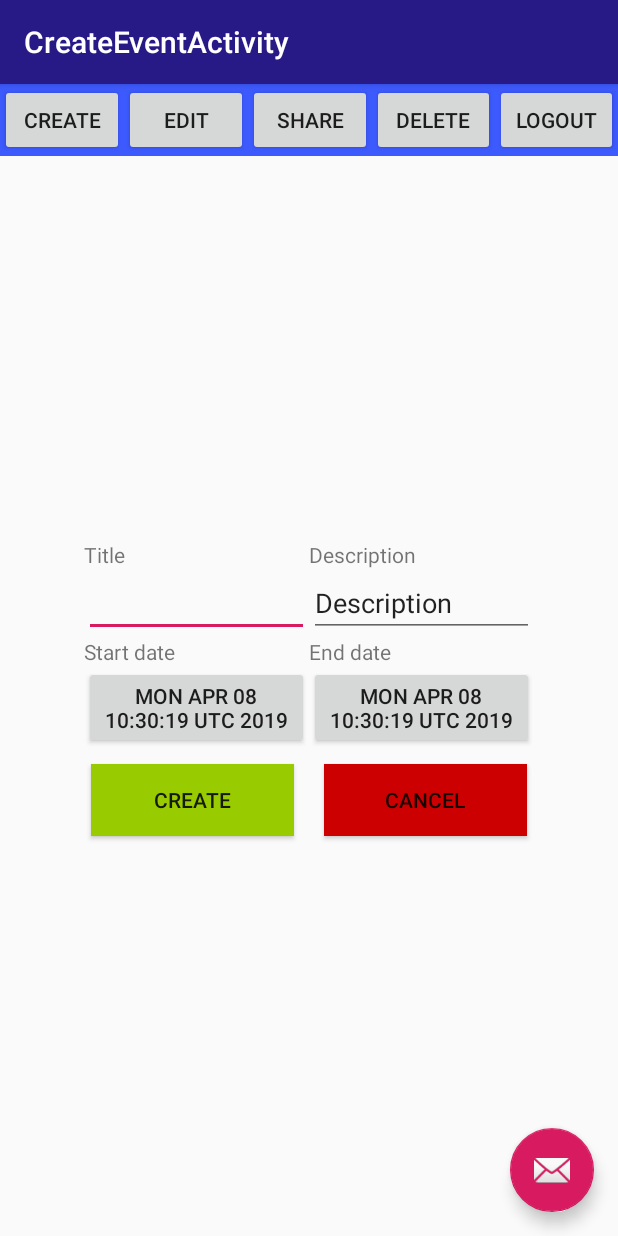
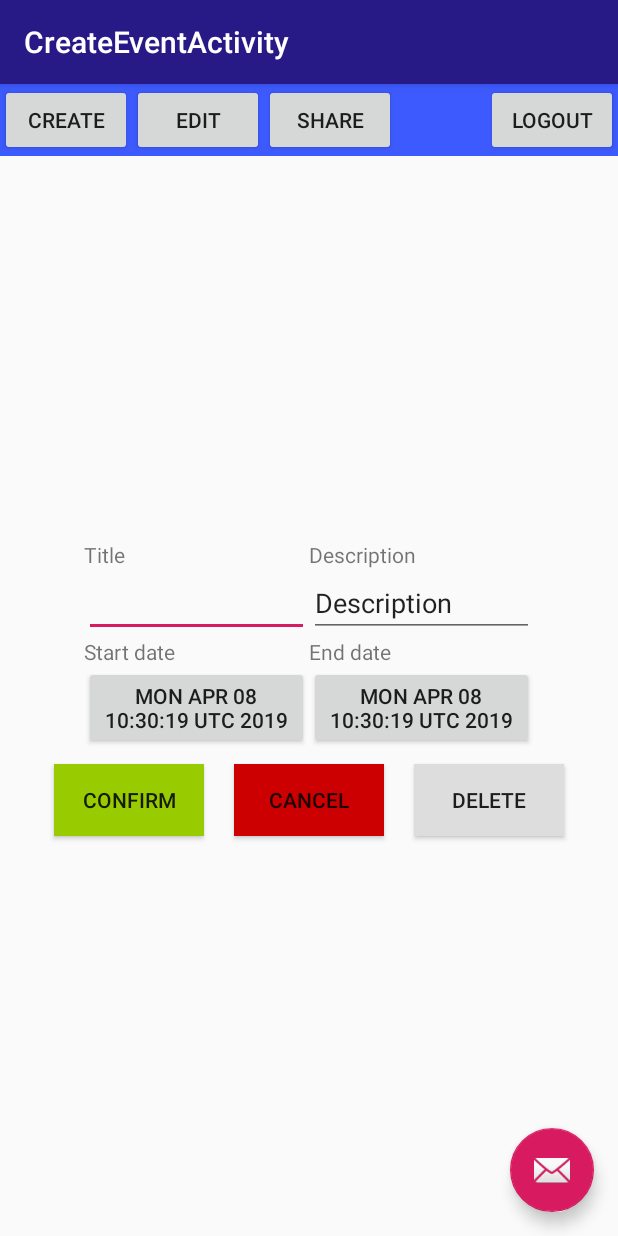
Before and after one commit to atlimp/es-go, an Android app: the CreateEventActivity screen opened directly, with no data from a screen before it, on a phone screen of 412 x 824 dp. Run offline under Robolectric (Android 15) with nearby library versions, the phone set to English and light mode, and no system bars; 1 statement that could not run was skipped.

Commit message:
deeeeeelete 	modified:   ExcecutiveSchedulerGO/app/src/main/java/com/example/Connection/Connection.java 	modified:   ExcecutiveSchedulerGO/app/src/main/java/com/example/excecutiveschedulergo/CreateEventActivity.java 	modified:   ExcecutiveSchedulerGO/app/src/main/java/com/example/excecutiveschedulergo/Toolbar.java 	modified:   ExcecutiveSchedulerGO/app/src/main/res/layout-land/content_create_event.xml 	modified:   ExcecutiveSchedulerGO/app/src/main/res/layout-land/toolbar.xml 	modified:   ExcecutiveSchedulerGO/app/src/main/res/layout/content_create_event.xml 	modified:   ExcecutiveSchedulerGO/app/src/main/res/layout/toolbar.xml 	modified:   ExcecutiveSchedulerGO/app/src/main/res/values/strings.xml

```diff
--- a/ExcecutiveSchedulerGO/app/src/main/java/com/example/Connection/Connection.java
+++ b/ExcecutiveSchedulerGO/app/src/main/java/com/example/Connection/Connection.java
@@ -134,8 +134,8 @@ public class Connection {
     }
 
     public void deleteEvent(Event event, String token, Callback c) {
-        String endPoint = "/event/" + event.getId();
-        this.post(endPoint, token, c);
+        String endPoint = "/event/" + event.getId() + "/delete/";
+        this.delete(endPoint, token, c);
     }
 
     public void getEvents(Date startDate, Date endDate, String token, Callback c) {
--- a/ExcecutiveSchedulerGO/app/src/main/java/com/example/excecutiveschedulergo/CreateEventActivity.java
+++ b/ExcecutiveSchedulerGO/app/src/main/java/com/example/excecutiveschedulergo/CreateEventActivity.java
@@ -28,6 +28,7 @@ public class CreateEventActivity extends AppCompatActivity {
 
     private Button mButton;
     private Button mCancel;
+    private Button mDelete;
 
     private EditText mTitle;
     private EditText mDescription;
@@ -180,8 +181,9 @@ public class CreateEventActivity extends AppCompatActivity {
 
         //mEndDate = findViewById(R.id.create_endDate);
 
-        mButton = findViewById(R.id.create_button);
+        mButton = findViewById(R.id.confirm_button);
         mCancel = findViewById(R.id.cancel_button);
+        mDelete  = findViewById(R.id.delete_button);
 
         mCancel.setOnClickListener(new View.OnClickListener() {
             @Override
@@ -210,6 +212,14 @@ public class CreateEventActivity extends AppCompatActivity {
                         finish();
                         break;
                 }
+            }
+        });
+
+        mDelete.setOnClickListener(new View.OnClickListener() {
+            @Override
+            public void onClick(View v) {
+                Log.v("Delete Event","");
+                deleteEvent();
             }
         });
 
--- a/ExcecutiveSchedulerGO/app/src/main/java/com/example/excecutiveschedulergo/Toolbar.java
+++ b/ExcecutiveSchedulerGO/app/src/main/java/com/example/excecutiveschedulergo/Toolbar.java
@@ -13,14 +13,13 @@ public class Toolbar {
 
     private Activity    activity;
     public  Event       event;
-    public  Button      mCreate, mEdit, mShare, mLogout, mDelete;
+    public  Button      mCreate, mEdit, mShare, mLogout;
 
     public Toolbar(Activity _activity){
         mCreate  = _activity.findViewById(R.id.create_event);
         mEdit    = _activity.findViewById(R.id.edit_event);
         mShare   = _activity.findViewById(R.id.share_event);
         mLogout  = _activity.findViewById(R.id.logout);
-        mDelete  = _activity.findViewById(R.id.delete_event);
         activity = _activity;
         setListeners();
     }
@@ -30,13 +29,11 @@ public class Toolbar {
         mEdit    = _activity.findViewById(R.id.edit_event);
         mShare   = _activity.findViewById(R.id.share_event);
         mLogout  = _activity.findViewById(R.id.logout);
-        mDelete  = _activity.findViewById(R.id.delete_event);
         activity = _activity;
 
         mCreate.setVisibility(View.GONE);
         mEdit.setVisibility(View.GONE);
         mShare.setVisibility(View.GONE);
-        mDelete.setVisibility(View.GONE);
 
 
         setListeners();
@@ -110,18 +107,5 @@ public class Toolbar {
             }
         });
 
-        mDelete.setOnClickListener( new View.OnClickListener(){
-            @Override
-            public void onClick(View v){
-                Context context = activity.getApplicationContext();
-                if(event == null) {
-                    Toast toast = Toast.makeText(context, "Please select an event", Toast.LENGTH_SHORT);
-                    toast.show();
-                    return;
-                }
-                // hmm, tharf ad tengja thetta einhvernveignn vid createEventActivity
-            }
-        });
-
     }
 }
--- a/ExcecutiveSchedulerGO/app/src/main/res/layout-land/content_create_event.xml
+++ b/ExcecutiveSchedulerGO/app/src/main/res/layout-land/content_create_event.xml
@@ -12,7 +12,9 @@
     <LinearLayout
         android:layout_width="match_parent"
         android:layout_height="match_parent"
-        android:orientation="vertical">
+        android:orientation="vertical"
+        tools:layout_editor_absoluteX="16dp"
+        tools:layout_editor_absoluteY="41dp">
 
         <include layout="@layout/toolbar" />
 
@@ -160,21 +162,31 @@
 
 
                 <Button
-                    android:id="@+id/create_button"
+                    android:id="@+id/confirm_button"
                     android:background="@android:color/holo_green_light"
-                    android:layout_width="135dp"
+                    android:layout_width="100dp"
                     android:layout_height="wrap_content"
                     android:layout_margin="10dp"
-                    android:text="@string/create" />
+                    android:text="@string/confirm" />
 
                 <Button
                     android:id="@+id/cancel_button"
                     android:background="@android:color/holo_red_dark"
-                    android:layout_width="135dp"
+                    android:layout_width="100dp"
                     android:layout_height="wrap_content"
                     android:layout_margin="10dp"
                     android:text="@string/cancel" />
+
+                <Button
+                    android:id="@+id/delete_button"
+                    android:background="@color/lightgrey"
+                    android:layout_width="100dp"
+                    android:layout_height="wrap_content"
+                    android:layout_margin="10dp"
+                    android:text="@string/delete" />
             </LinearLayout>
+
+
         </LinearLayout>
     </LinearLayout>
 
--- a/ExcecutiveSchedulerGO/app/src/main/res/layout-land/toolbar.xml
+++ b/ExcecutiveSchedulerGO/app/src/main/res/layout-land/toolbar.xml
@@ -7,44 +7,37 @@
     <LinearLayout
         android:id="@+id/event_buttons"
         android:layout_width="match_parent"
-        android:layout_height="wrap_content"
-        android:weightSum="5">
+        android:layout_height="wrap_content">
 
         <Button
             android:id="@+id/create_event"
             android:layout_width="wrap_content"
             android:layout_height="wrap_content"
-            android:layout_weight="1"
             android:text="create"/>
 
         <Button
             android:id="@+id/edit_event"
             android:layout_width="wrap_content"
             android:layout_height="wrap_content"
-            android:layout_weight="1"
             android:text="edit"/>
 
         <Button
             android:id="@+id/share_event"
             android:layout_width="wrap_content"
             android:layout_height="wrap_content"
-            android:layout_weight="1"
             android:text="share"/>
 
-        <Button
-            android:id="@+id/delete_event"
-            android:layout_width="wrap_content"
-            android:layout_height="wrap_content"
-            android:layout_weight="1"
-            android:text="delete"/>
 
-        <Button
-            android:id="@+id/logout"
-            android:layout_width="wrap_content"
-            android:layout_height="wrap_content"
-            android:layout_weight="1"
-            android:text="logout" />
+
 
     </LinearLayout>
 
+    <Button
+        android:id="@+id/logout"
+        android:layout_width="wrap_content"
+        android:layout_height="wrap_content"
+        android:text="logout"
+        android:layout_alignParentRight="true"/>
+
+
 </RelativeLayout>
--- a/ExcecutiveSchedulerGO/app/src/main/res/layout/content_create_event.xml
+++ b/ExcecutiveSchedulerGO/app/src/main/res/layout/content_create_event.xml
@@ -162,20 +162,28 @@
 
 
                 <Button
-                    android:id="@+id/create_button"
+                    android:id="@+id/confirm_button"
                     android:background="@android:color/holo_green_light"
-                    android:layout_width="135dp"
+                    android:layout_width="100dp"
                     android:layout_height="wrap_content"
                     android:layout_margin="10dp"
-                    android:text="@string/create" />
+                    android:text="@string/confirm" />
 
                 <Button
                     android:id="@+id/cancel_button"
                     android:background="@android:color/holo_red_dark"
-                    android:layout_width="135dp"
+                    android:layout_width="100dp"
                     android:layout_height="wrap_content"
                     android:layout_margin="10dp"
                     android:text="@string/cancel" />
+
+                <Button
+                    android:id="@+id/delete_button"
+                    android:background="@color/lightgrey"
+                    android:layout_width="100dp"
+                    android:layout_height="wrap_content"
+                    android:layout_margin="10dp"
+                    android:text="@string/delete" />
             </LinearLayout>
 
 
--- a/ExcecutiveSchedulerGO/app/src/main/res/layout/toolbar.xml
+++ b/ExcecutiveSchedulerGO/app/src/main/res/layout/toolbar.xml
@@ -7,44 +7,37 @@
     <LinearLayout
         android:id="@+id/event_buttons"
         android:layout_width="match_parent"
-        android:layout_height="wrap_content"
-        android:weightSum="5">
+        android:layout_height="wrap_content">
 
         <Button
             android:id="@+id/create_event"
             android:layout_width="wrap_content"
             android:layout_height="wrap_content"
-            android:layout_weight="1"
             android:text="create"/>
 
         <Button
             android:id="@+id/edit_event"
             android:layout_width="wrap_content"
             android:layout_height="wrap_content"
-            android:layout_weight="1"
             android:text="edit"/>
 
         <Button
             android:id="@+id/share_event"
             android:layout_width="wrap_content"
             android:layout_height="wrap_content"
-            android:layout_weight="1"
             android:text="share"/>
 
-        <Button
-            android:id="@+id/delete_event"
-            android:layout_width="wrap_content"
-            android:layout_height="wrap_content"
-            android:layout_weight="1"
-            android:text="delete"/>
 
-        <Button
-            android:id="@+id/logout"
-            android:layout_width="wrap_content"
-            android:layout_height="wrap_content"
-            android:layout_weight="1"
-            android:text="logout" />
+
 
     </LinearLayout>
 
+    <Button
+        android:id="@+id/logout"
+        android:layout_width="wrap_content"
+        android:layout_height="wrap_content"
+        android:text="logout"
+        android:layout_alignParentRight="true"/>
+
+
 </RelativeLayout>
--- a/ExcecutiveSchedulerGO/app/src/main/res/values/strings.xml
+++ b/ExcecutiveSchedulerGO/app/src/main/res/values/strings.xml
@@ -15,6 +15,7 @@
     <string name="startDate">Start Date</string>
     <string name="endDate">End Date</string>
     <string name="create">Create</string>
+    <string name="confirm">Confirm</string>
     <string name="share">Share</string>
     <string name="delete">Delete</string>
     <string name="tvname">tvname</string>
```
